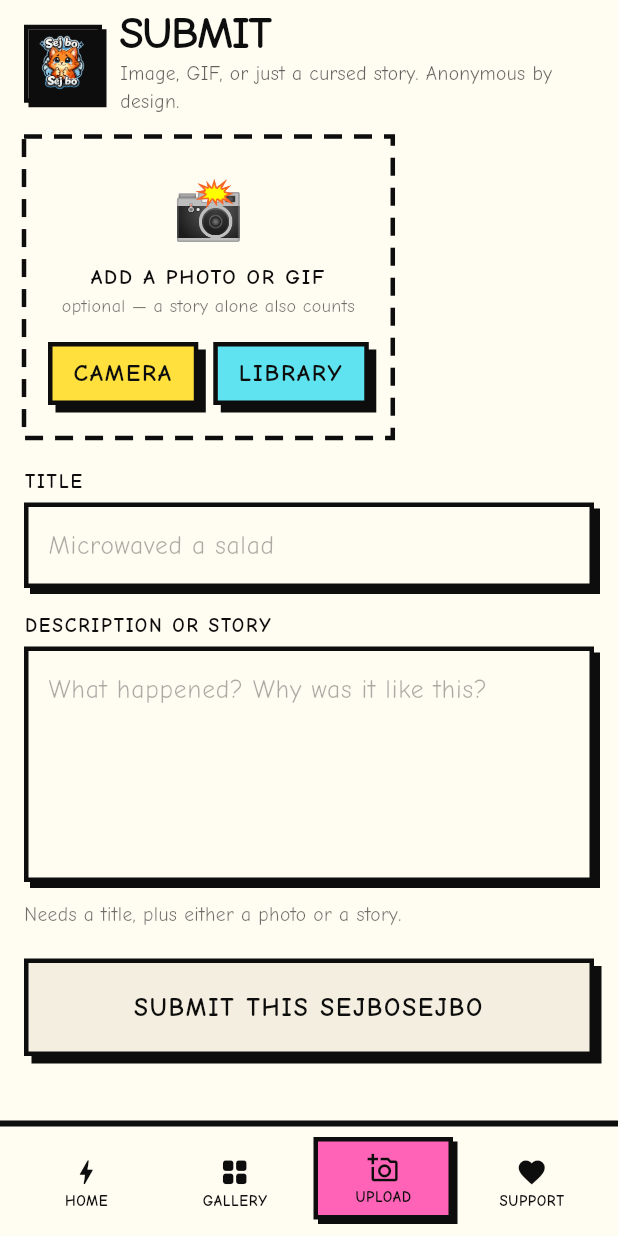
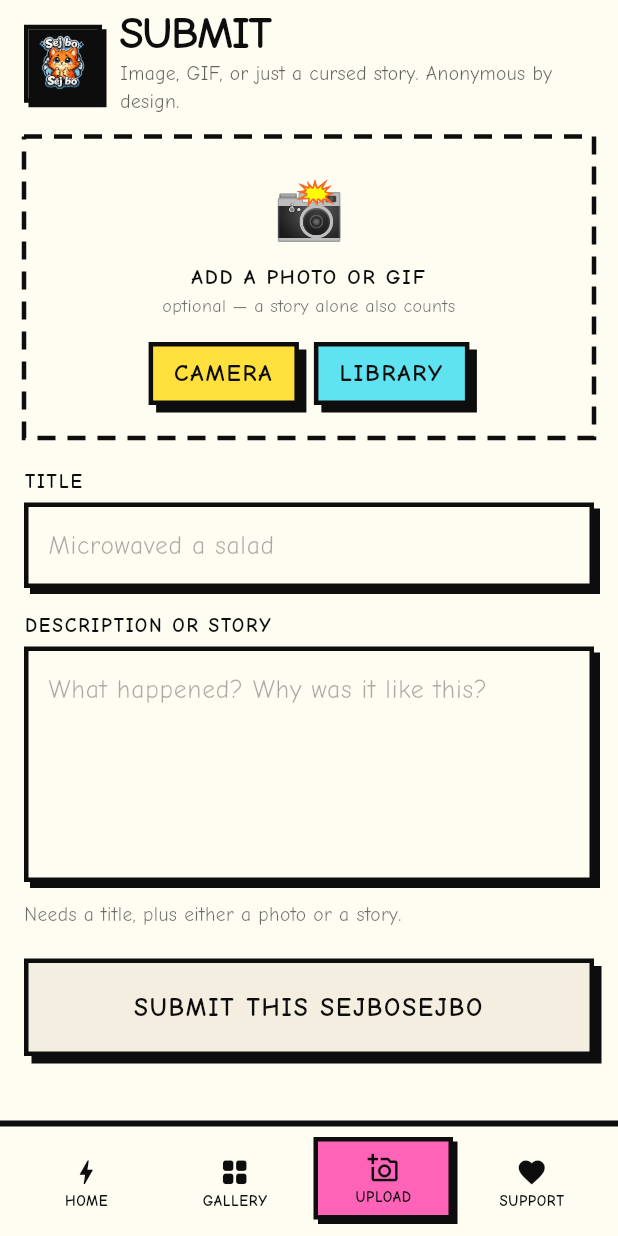
Before and after one commit to thekingziga/Sej-bo-Sej-bo-apps, a Flutter app: the screen it shows after launch, item 3 of the bottom bar chosen, on a phone screen of 412 x 824 dp. Run offline on Flutter 3.47's test engine with Material 3 defaults, Android fonts, the phone set to English and light mode, and no system bars; our stand-ins replace image_picker, in_app_purchase.

Commit message:
Fix ragged upload column, document the working iOS toolchain
The upload screen's parent Column used crossAxisAlignment.start, so the
picker zone and image preview sized to their own content and came out
narrower than the text fields beneath them. Stretch instead.

Verified on an iPhone 17 Pro simulator: builds, installs, launches, and all
four tabs render correctly - including the donation rail switching to
App Store billing on iOS where the desktop build shows Stripe.

```diff
--- a/lib/screens/upload.dart
+++ b/lib/screens/upload.dart
@@ -98,7 +98,10 @@ class _UploadScreenState extends State<UploadScreen> {
           Padding(
             padding: const EdgeInsets.symmetric(horizontal: 16),
             child: Column(
-              crossAxisAlignment: CrossAxisAlignment.start,
+              // stretch, not start: the picker zone and the image preview size
+              // themselves to their content, so with `start` they came out
+              // narrower than the text fields below and the column looked ragged.
+              crossAxisAlignment: CrossAxisAlignment.stretch,
               children: [
                 _PickerZone(
                   preview: _preview,
```
Also changed, not shown: 1 other file.
